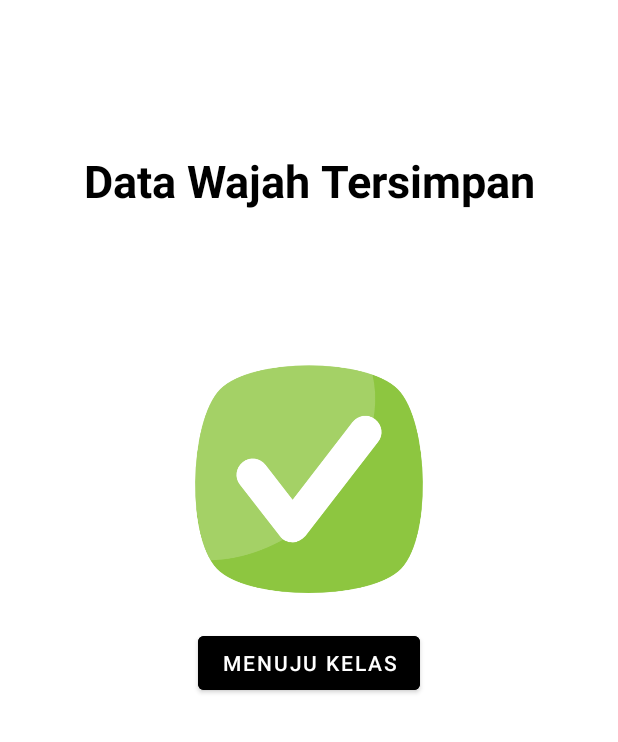
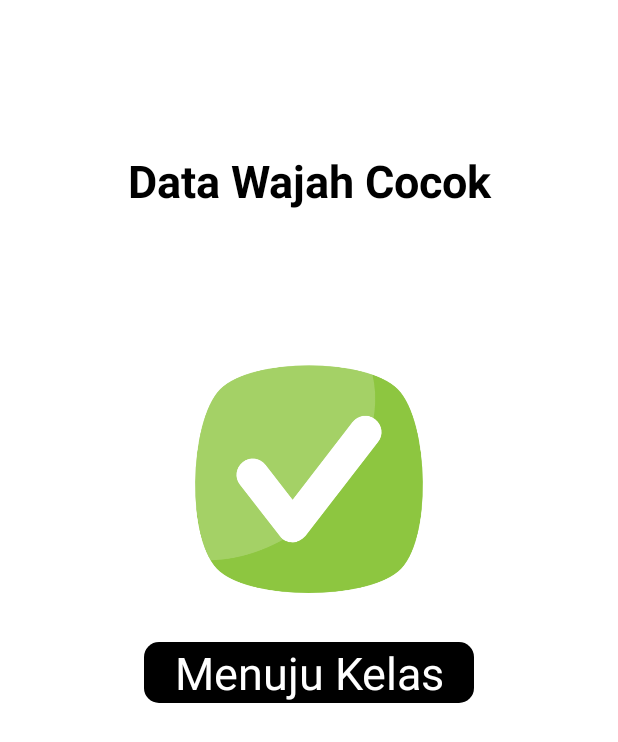
Before and after one commit to haryharsono/aplikasi-faceRecognition, an Android app: the checkScanActivity screen opened directly, with no data from a screen before it, on a phone screen of 412 x 824 dp. Shown: the top 742 px of the screen. Run offline under Robolectric (Android 15) with nearby library versions, the phone set to English and light mode, and no system bars; network calls fail; 2 statements that could not run were skipped.

Commit message:
perubahan di check scan sama zoom

```diff
--- a/app/src/main/java/com/example/skripsi/checkScanActivity.java
+++ b/app/src/main/java/com/example/skripsi/checkScanActivity.java
@@ -2,12 +2,17 @@ package com.example.skripsi;
 
 import androidx.appcompat.app.AppCompatActivity;
 
+import android.content.Intent;
 import android.os.Bundle;
 import android.view.Window;
 import android.view.WindowManager;
+import android.widget.TextView;
+
+import com.example.skripsi.model.matkul;
 
 public class checkScanActivity extends AppCompatActivity {
 
+    TextView link;
     @Override
     protected void onCreate(Bundle savedInstanceState) {
         super.onCreate(savedInstanceState);
@@ -16,5 +21,14 @@ public class checkScanActivity extends AppCompatActivity {
         this.getWindow().setFlags(WindowManager.LayoutParams.FLAG_FULLSCREEN,
                 WindowManager.LayoutParams.FLAG_FULLSCREEN);
         setContentView(R.layout.activity_check_scan);
+
+        link=findViewById(R.id.link_kelas);
+
+
+
+        Intent intent=getIntent();
+        matkul matakuliah=intent.getParcelableExtra("zoom");
+        System.out.println("cekk :"+matakuliah.getZoom());
+        link.setText(matakuliah.getZoom());
     }
 }
--- a/app/src/main/java/com/example/skripsi/detailMatkulActivity.java
+++ b/app/src/main/java/com/example/skripsi/detailMatkulActivity.java
@@ -49,11 +49,12 @@ public class detailMatkulActivity extends AppCompatActivity {
     TextView jamMulai;
     TextView jamSelesai;
     DBuser dBuser;
-    String mataKuliah;
+    matkul mataKuliah;
     String []dataList;
     String id;
     TextView hari;
     String cekHari="";
+    String zoom;
     boolean cek=false;
     @RequiresApi(api = Build.VERSION_CODES.O)
     @SuppressLint("SetTextI18n")
@@ -78,6 +79,7 @@ public class detailMatkulActivity extends AppCompatActivity {
 
         Intent intent=getIntent();
         matkul matkul=intent.getParcelableExtra("matkul");
+        mataKuliah=matkul;
         dosen.setText("Dosen :"+matkul.getDosen());
         hari.setText("Hari :"+matkul.getHari());
         matakul.setText(matkul.getNamaMatkul());
@@ -152,7 +154,7 @@ public class detailMatkulActivity extends AppCompatActivity {
                 if(cek){
                    // startActivity(new Intent(getApplicationContext(),RecognizeActivity.class));
                     Intent intent=new Intent(getApplicationContext(), RecognizeActivity.class);
-                    intent.putExtra("matakuliah",matakul.getText().toString());
+                    intent.putExtra("matakuliah",mataKuliah);
                     startActivity(intent);
                 } else{
                     Toast.makeText(getApplicationContext(),"Kelas Tidak Tersedia", Toast.LENGTH_LONG).show();
--- a/app/src/main/res/layout/activity_check_scan.xml
+++ b/app/src/main/res/layout/activity_check_scan.xml
@@ -15,7 +15,7 @@
         android:textColor="@color/black"
         android:textStyle="bold"
         android:fontFamily="sans-serif"
-        android:text="Data Wajah Tersimpan"
+        android:text="Data Wajah Cocok"
         android:layout_width="match_parent"
         android:layout_height="wrap_content"
         />
@@ -25,15 +25,16 @@
         android:layout_width="152dp"
         android:layout_height="157dp"
         android:src="@drawable/ceklist" />
-    <Button
-        android:id="@+id/scan_wajah"
-        android:layout_marginTop="20dp"
+    <TextView
+        android:id="@+id/link_kelas"
+        android:layout_marginTop="30dp"
         android:layout_gravity="center"
-        android:layout_width="wrap_content"
-        android:backgroundTint="@color/black"
+        android:gravity="center"
+        android:layout_width="220dp"
+        android:background="@drawable/button_custom"
         android:text="Menuju Kelas"
+        android:textSize="30dp"
 
         android:textColor="@color/white"
         android:layout_height="wrap_content"/>
-        />
 </LinearLayout>
```
Also changed, not shown: app/src/main/java/com/example/skripsi/RecognizeActivity.java (+6 -5 lines).
